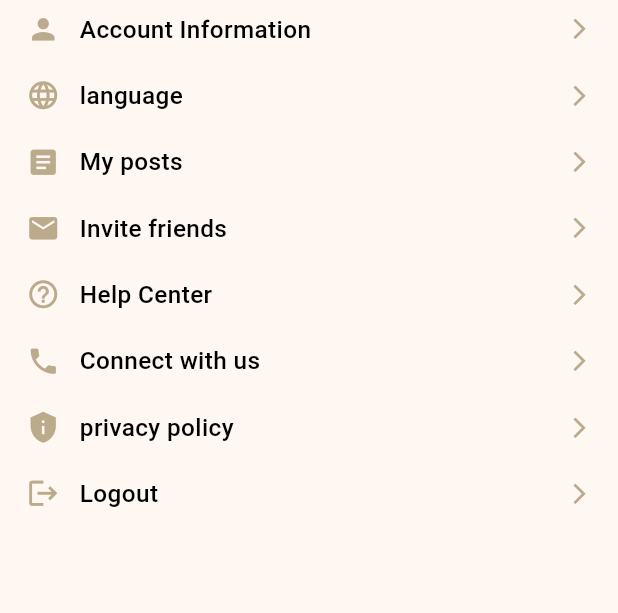
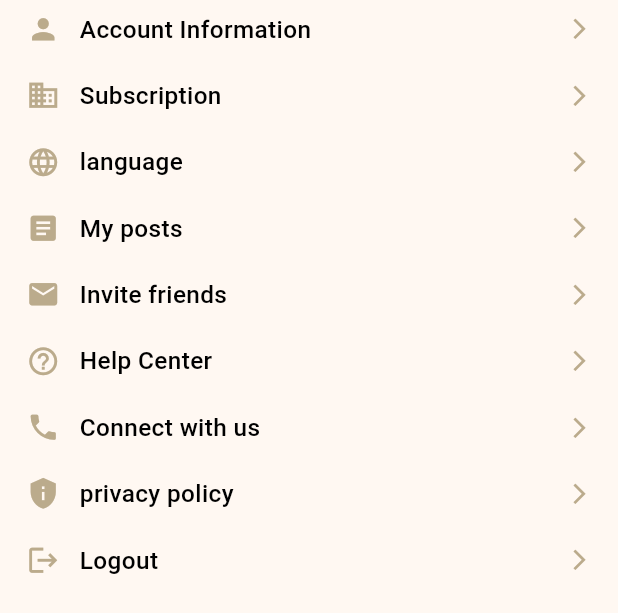
Before and after one commit to habeebandrew/real-estate, a Flutter app: what build_for_user() shows on an empty page, opened directly, on a phone screen of 412 x 824 dp. Shown: the top 613 px of the screen. Run offline on Flutter 3.47's test engine with Material 3 defaults, Android fonts, the phone set to English and light mode, and no system bars; our stand-ins replace bloc, flutter_bloc, flutter_screenutil, shared_preferences, smooth_page_indicator; accounts and stored records are empty; network calls fail; statements that could not run were skipped.

Commit message:
subscription

```diff
--- a/lib/Bloc/Auth Cubit/auth_cubit.dart
+++ b/lib/Bloc/Auth Cubit/auth_cubit.dart
@@ -72,6 +72,7 @@ class AuthCubit extends Cubit<AuthState>
           );
           await CacheHelper.putString(key: 'name', value: value.user.username);
           await CacheHelper.putInt(key: 'role_id', value: value.user.roleId);
+          await CacheHelper.putInt(key: 'id', value: value.user.id);
 
           await CacheHelper.putString(key: 'token', value: value.accessToken);
 
@@ -113,6 +114,7 @@ class AuthCubit extends Cubit<AuthState>
           await CacheHelper.putString(key: 'name', value: value.user.username);
           await CacheHelper.putString(key: 'token', value: value.accessToken);
           await CacheHelper.putInt(key: 'role_id', value: value.user.roleId);
+          await CacheHelper.putInt(key: 'id', value: value.user.id);
 
           // Delay for 2 seconds and then navigate to the next screen
           Future.delayed(const Duration(seconds: 2), () {
--- a/lib/Presentation/Drawer Screen/Drawer Widgets/drawer_widgets.dart
+++ b/lib/Presentation/Drawer Screen/Drawer Widgets/drawer_widgets.dart
@@ -98,6 +98,18 @@ Widget build_for_user(BuildContext context) {
             label: 'Account Information', icon: Icons.person, onPress: () async {
               String token;
         token =(await CacheHelper.getString(key: 'token'))!;print(token);}),
+        SizedBox(
+          height: 5,
+        ),
+        myDrawerButton(
+          label: 'Subscription',
+          icon: Icons.business,
+          onPress: () async {
+
+
+            Navigator.of(context).push(MyAnimation.createRoute(AppRoutes.subscription));
+          },
+        ),
         SizedBox(
           height: 5,
         ),
--- a/lib/Presentation/Posts Screen/posts_screen.dart
+++ b/lib/Presentation/Posts Screen/posts_screen.dart
@@ -2,6 +2,7 @@ import 'dart:convert';
 import 'package:flutter/material.dart';
 import 'package:http/http.dart' as http;
 import 'package:intl/intl.dart';
+import '../../Util/api_endpoints.dart';
 import '../../Util/app_routes.dart';
 import '../../Util/cache_helper.dart';
 import '../../Util/global Widgets/animation.dart';
@@ -17,7 +18,7 @@ class _PostScreenState extends State<PostsScreen> {
   void fetchPosts() async {
     // String token = (await CacheHelper.getString(key: 'token'))!;
     final response = await http.get(
-      Uri.parse('http://192.168.1.104:8000/api/posts'),
+      Uri.parse(ApiAndEndpoints.api+ApiAndEndpoints.getpost),
       headers: {
         'Content-Type': 'application/json',
         // 'Authorization': 'Bearer $token',
--- a/lib/Util/api_endpoints.dart
+++ b/lib/Util/api_endpoints.dart
@@ -1,7 +1,7 @@
 class ApiAndEndpoints{
 
- static const api = 'http://192.168.1.104:8000/api/';
-//*HABEEB:    192.168.1.104
+ static const api = 'http://192.168.1.106:8000/api/';
+//*HABEEB:    192.168.1.106
  static const signUp = 'register';
 
  static const logIn = 'signIn';
@@ -11,6 +11,7 @@ class ApiAndEndpoints{
  static const createpost = 'posts';
  static const getpost = 'posts';
 
+ static const updateRole = 'updateRole';
 
 
 }
--- a/lib/Util/app_routes.dart
+++ b/lib/Util/app_routes.dart
@@ -15,6 +15,7 @@ import '../Presentation/ContactWithUs/ContactUsPage.dart';
 import '../Presentation/Add Post Screen/add_post_screen.dart';
 import '../Presentation/Confirm Add Post/confirm_add_post.dart';
 import '../Presentation/SplashScreen/splash_screen.dart';
+import '../Presentation/Subscription/Subscription.dart';
 
 
 class NamedRoutes
@@ -34,7 +35,7 @@ class NamedRoutes
   static const Contactwithus='ContactUsPage';
   static const addpost='add_post_screen';
   // static const confirmAddPost='ConfirmAddPost';
-
+  static const subscription='Subscription';
 // static const test1_json='doneTaskScreen';
 
 
@@ -57,6 +58,7 @@ class AppRoutes
    static ContactUsPage contactwithus=ContactUsPage();
   static const addPost=AddPostScreen();
   // static const confirmAddPost=ConfirmAddPost(selectedGovernorate: '', budget: null,status: ,selectedArea: ,phone: ,description: ,key: ,);
+  static Subscription subscription=Subscription();
 
   // static const  test1_json=theList();
 
@@ -77,6 +79,7 @@ class AppRoutes
     NamedRoutes.Contactwithus:(context)=>AppRoutes.contactwithus,
     NamedRoutes.addpost:(context)=>AppRoutes.addPost,
     // NamedRoutes.confirmAddPost:(context)=>AppRoutes.confirmAddPost,
+    NamedRoutes.subscription:(context)=>AppRoutes.subscription,
 
     // NamedRoutes.test1_json:(context)=>AppRoutes.test1_json,
 
```
Also changed, not shown: lib/Presentation/Subscription/Subscription.dart (added, +90 -0 lines), lib/Util/network_helper.dart (+9 -0 lines).
